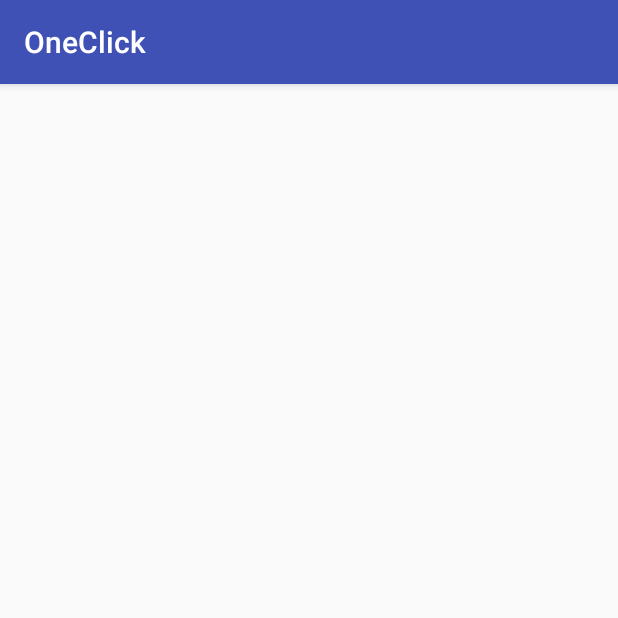
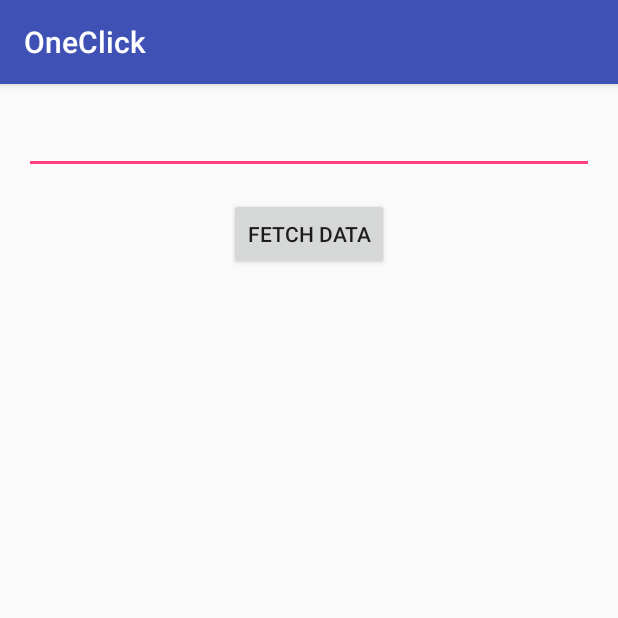
Before and after one commit to maulikchevli/DotSlashProject24, an Android app: the HealthActivity screen opened directly, with no data from a screen before it, on a phone screen of 412 x 824 dp, the top half of it. Run offline under Robolectric (Android 15) with nearby library versions, the phone set to English and light mode, and no system bars.

Commit message:
base health layout

```diff
--- a/app/src/main/java/com/example/android/oneclick/HealthActivity.java
+++ b/app/src/main/java/com/example/android/oneclick/HealthActivity.java
@@ -2,6 +2,9 @@ package com.example.android.oneclick;
 
 import android.support.v7.app.AppCompatActivity;
 import android.os.Bundle;
+import android.view.View;
+import android.widget.Button;
+import android.widget.EditText;
 
 public class HealthActivity extends AppCompatActivity {
 
@@ -9,5 +12,17 @@ public class HealthActivity extends AppCompatActivity {
     protected void onCreate(Bundle savedInstanceState) {
         super.onCreate(savedInstanceState);
         setContentView(R.layout.activity_health);
+
+        EditText etext = (EditText) findViewById(R.id.edit_text);
+        Button fetchDataButton = (Button) findViewById(R.id.fetch_button);
+
+        fetchDataButton.setOnClickListener(new View.OnClickListener() {
+            @Override
+            public void onClick(View view) {
+                /*TODO*/
+            }
+        });
+
+
     }
 }
--- a/app/src/main/res/layout/activity_health.xml
+++ b/app/src/main/res/layout/activity_health.xml
@@ -1,9 +1,22 @@
 <?xml version="1.0" encoding="utf-8"?>
-<android.support.constraint.ConstraintLayout xmlns:android="http://schemas.android.com/apk/res/android"
-    xmlns:app="http://schemas.android.com/apk/res-auto"
+<LinearLayout xmlns:android="http://schemas.android.com/apk/res/android"
     xmlns:tools="http://schemas.android.com/tools"
+    android:orientation="vertical"
     android:layout_width="match_parent"
     android:layout_height="match_parent"
     tools:context="com.example.android.oneclick.HealthActivity">
 
-</android.support.constraint.ConstraintLayout>
+    <EditText
+        android:id="@+id/edit_text"
+        android:layout_margin="16dp"
+        android:layout_width="match_parent"
+        android:layout_height="44dp" />
+
+    <Button
+        android:id="@+id/fetch_button"
+        android:text="Fetch Data"
+        android:layout_gravity="center"
+        android:layout_width="wrap_content"
+        android:layout_height="wrap_content" />
+
+</LinearLayout>
```
